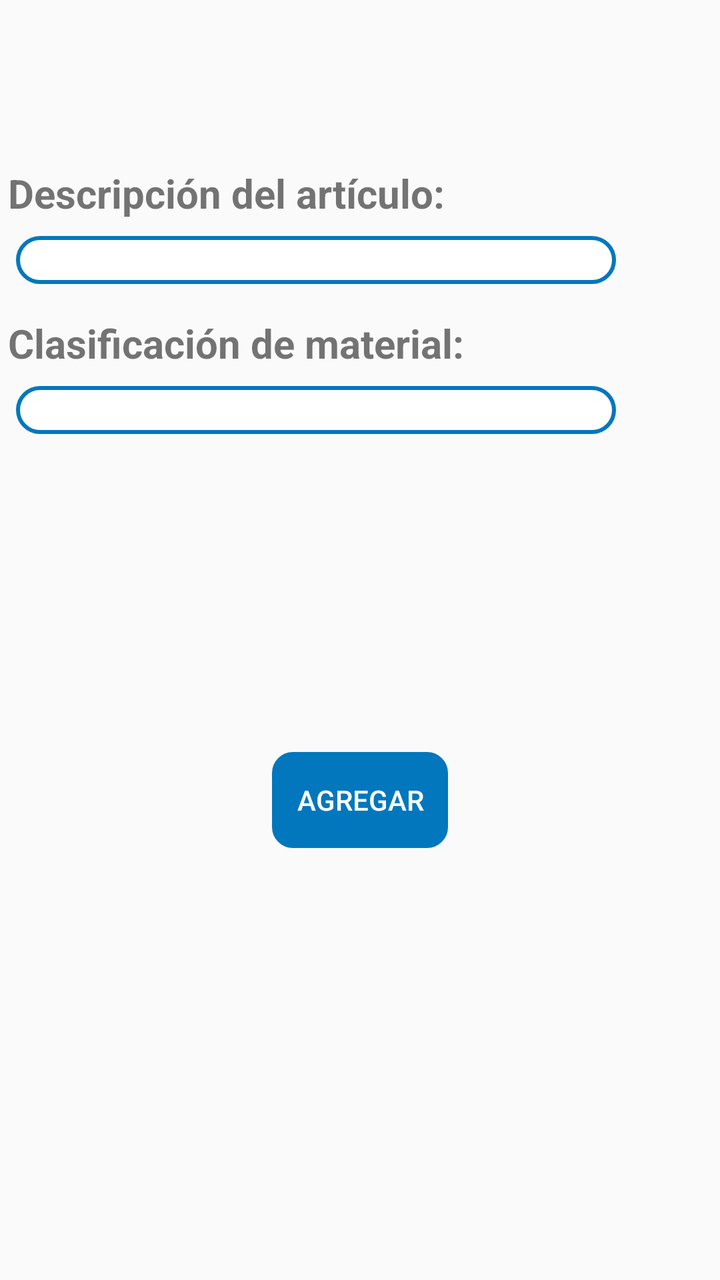
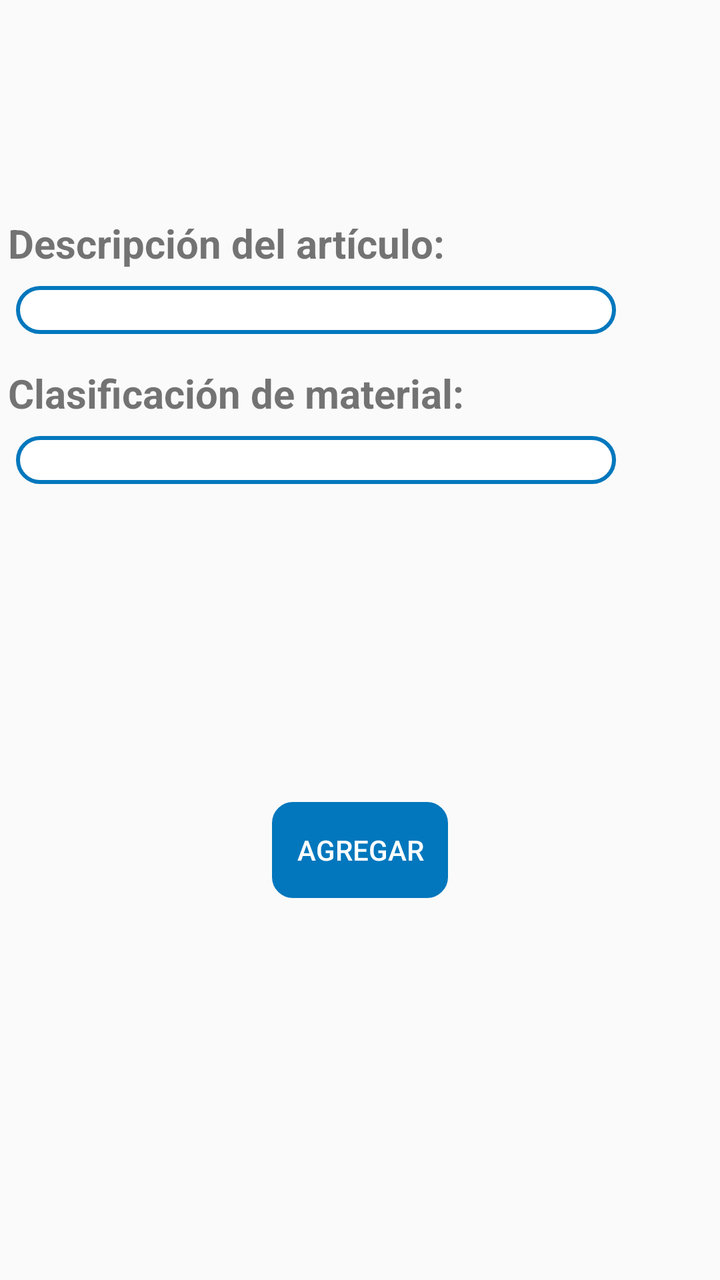

Before-and-after screenshots of an Android layout around one commit, followed by the original layout XML and the change that was made.
<!-- AndroidManifest.xml: application theme AppTheme -->
<!-- res/layout/activity_materiales_reporte.xml -->
<?xml version="1.0" encoding="utf-8"?>
<RelativeLayout xmlns:app="http://schemas.android.com/apk/res-auto"
    xmlns:tools="http://schemas.android.com/tools"
    android:layout_height="wrap_content"
    xmlns:android="http://schemas.android.com/apk/res/android"
    android:layout_width="match_parent"
    >

    <ScrollView
        android:layout_width="match_parent"
        android:layout_height="match_parent"
        android:layout_marginTop="75dp"
        android:fillViewport="true">

        <android.support.constraint.ConstraintLayout
            android:layout_width="match_parent"
            android:layout_height="match_parent"
            android:paddingBottom="8dp"
            app:layout_constraintBottom_toBottomOf="parent"
            app:layout_constraintEnd_toEndOf="parent"
            app:layout_constraintStart_toStartOf="parent"
            app:layout_constraintTop_toTopOf="parent">

            <android.support.constraint.ConstraintLayout
                android:id="@+id/constrain_descargaMaterialesR"
                android:layout_width="match_parent"
                android:layout_height="wrap_content"
                android:layout_marginTop="8dp"
                android:visibility="visible"
                app:layout_constraintEnd_toEndOf="parent"
                app:layout_constraintStart_toStartOf="parent"
                app:layout_constraintTop_toTopOf="parent">

                <TextView
                    android:id="@+id/textView10"
                    android:layout_width="300dp"
                    android:layout_height="wrap_content"
                    android:layout_marginStart="4dp"
                    android:text="@string/descripArticu"
                    android:textSize="20dp"
                    android:textStyle="bold"
                    app:layout_constraintStart_toStartOf="parent"
                    app:layout_constraintTop_toTopOf="parent" />

                <Spinner
                    android:id="@+id/descripcionArticuloDescR"
                    android:layout_width="300dp"
                    android:layout_height="24dp"
                    android:layout_marginStart="8dp"
                    android:layout_marginTop="8dp"
                    android:background="@drawable/disenio_spinner"
                    app:layout_constraintStart_toStartOf="parent"
                    app:layout_constraintTop_toBottomOf="@+id/textView10" />


                <TextView
                    android:id="@+id/textView9"
                    android:layout_width="300dp"
                    android:layout_height="wrap_content"
                    android:layout_marginStart="4dp"
                    android:layout_marginTop="16dp"
                    android:text="@string/clasificacionMate"
                    android:textSize="20dp"
                    android:textStyle="bold"
                    app:layout_constraintStart_toStartOf="parent"
                    app:layout_constraintTop_toBottomOf="@+id/descripcionArticuloDescR" />

                <Spinner
                    android:id="@+id/clasificacionMatDescR"
                    android:layout_width="300dp"
                    android:layout_height="24dp"
                    android:layout_marginStart="8dp"
                    android:layout_marginTop="8dp"
                    android:background="@drawable/disenio_spinner"
                    app:layout_constraintStart_toStartOf="parent"
                    app:layout_constraintTop_toBottomOf="@+id/textView9" />

            </android.support.constraint.ConstraintLayout>

            <android.support.constraint.ConstraintLayout
                android:id="@+id/constrain_ExtencionesR"
                android:layout_width="match_parent"
                android:layout_height="wrap_content"
                android:layout_marginTop="8dp"
                android:visibility="gone"
                app:layout_constraintEnd_toEndOf="parent"
                app:layout_constraintHorizontal_bias="1.0"
                app:layout_constraintStart_toStartOf="parent"
                app:layout_constraintTop_toBottomOf="@+id/constrain_descargaMaterialesR">

                <TextView
                    android:id="@+id/textView11"
                    android:layout_width="300dp"
                    android:layout_height="wrap_content"
                    android:layout_marginStart="4dp"

                    android:layout_marginTop="8dp"
                    android:text="@string/seleccionExt"
                    android:textSize="20dp"
                    android:textStyle="bold"
                    app:layout_constraintStart_toStartOf="parent"
                    app:layout_constraintTop_toTopOf="parent" />

                <Spinner
                    android:id="@+id/extencionesDescargaR"
                    android:layout_width="300dp"
                    android:layout_height="24dp"
                    android:layout_marginStart="8dp"
                    android:layout_marginTop="8dp"
                    android:background="@drawable/disenio_spinner"
                    app:layout_constraintStart_toStartOf="parent"
                    app:layout_constraintTop_toBottomOf="@+id/textView11" />
            </android.support.constraint.ConstraintLayout>

            <android.support.constraint.ConstraintLayout
                android:id="@+id/constrain_CantidadR"
                android:layout_width="match_parent"
                android:layout_height="wrap_content"
                android:layout_marginTop="8dp"
                android:visibility="invisible"
                app:layout_constraintEnd_toEndOf="parent"
                app:layout_constraintHorizontal_bias="0.0"
                app:layout_constraintStart_toStartOf="parent"
                app:layout_constraintTop_toTopOf="@+id/constrain_MetrajeR">

                <TextView
                    android:id="@+id/textView12"
                    android:layout_width="300dp"
                    android:layout_height="wrap_content"
                    android:layout_marginStart="8dp"
                    android:layout_marginTop="8dp"
                    android:text="@string/cantidad"
                    android:textSize="20dp"
                    android:textStyle="bold"
                    app:layout_constraintStart_toStartOf="parent"
                    app:layout_constraintTop_toTopOf="parent" />

                <EditText
                    android:id="@+id/piezaMDR"
                    android:layout_width="300dp"
                    android:layout_height="wrap_content"
                    android:layout_marginStart="8dp"
                    android:layout_marginTop="8dp"
                    android:inputType="number"
                    android:textSize="20dp"
                    app:layout_constraintStart_toStartOf="parent"
                    app:layout_constraintTop_toBottomOf="@+id/textView12" />
            </android.support.constraint.ConstraintLayout>

            <android.support.constraint.ConstraintLayout
                android:id="@+id/constrain_MetrajeR"
                android:layout_width="match_parent"
                android:layout_height="wrap_content"
                android:textSize="20dp"
                android:visibility="invisible"
                app:layout_constraintEnd_toEndOf="parent"
                app:layout_constraintHorizontal_bias="0.0"
                app:layout_constraintStart_toStartOf="parent"
                app:layout_constraintTop_toBottomOf="@+id/constrain_ExtencionesR">

                <TextView
                    android:id="@+id/textView13"
                    android:layout_width="60dp"
                    android:layout_height="wrap_content"
                    android:layout_marginStart="50dp"
                    android:layout_marginTop="8dp"
                    android:text="@string/inicio"
                    android:textSize="20dp"
                    android:textStyle="bold"
                    app:layout_constraintStart_toEndOf="@+id/textView15"
                    app:layout_constraintTop_toTopOf="parent" />

                <TextView
                    android:id="@+id/textView14"
                    android:layout_width="50dp"
                    android:layout_height="wrap_content"
                    android:layout_marginTop="8dp"
                    android:layout_marginEnd="30dp"
                    android:text="@string/fin"
                    android:textSize="20dp"
                    android:textStyle="bold"
                    app:layout_constraintEnd_toEndOf="parent"
                    app:layout_constraintTop_toTopOf="parent" />

                <TextView
                    android:id="@+id/textView15"
                    android:layout_width="70dp"
                    android:layout_height="wrap_content"
                    android:layout_marginStart="8dp"
                    android:layout_marginTop="60dp"
                    android:text="@string/interior"
                    android:textSize="20dp"
                    android:textStyle="bold"
                    app:layout_constraintStart_toStartOf="parent"
                    app:layout_constraintTop_toTopOf="@id/textView13" />

                <TextView
                    android:id="@+id/textView16"
                    android:layout_width="75dp"
                    android:layout_height="wrap_content"
                    android:layout_marginStart="8dp"
                    android:layout_marginTop="50dp"
                    android:text="@string/exterior"
                    android:textSize="20dp"
                    android:textStyle="bold"
                    app:layout_constraintStart_toStartOf="parent"
                    app:layout_constraintTop_toTopOf="@id/textView15" />

                <EditText
                    android:id="@+id/InicialIDMR"
                    android:layout_width="100dp"
                    android:layout_height="wrap_content"
                    android:layout_marginTop="20dp"
                    android:inputType="number"
                    android:textSize="20dp"
                    app:layout_constraintEnd_toEndOf="@+id/textView13"
                    app:layout_constraintStart_toStartOf="@+id/textView13"
                    app:layout_constraintTop_toBottomOf="@+id/textView13" />

                <EditText
                    android:id="@+id/FinalIDMR"
                    android:layout_width="100dp"
                    android:layout_height="wrap_content"
                    android:layout_marginTop="20dp"
                    android:inputType="number"
                    android:textSize="20dp"
                    app:layout_constraintEnd_toEndOf="@+id/textView14"
                    app:layout_constraintStart_toStartOf="@+id/textView14"
                    app:layout_constraintTop_toBottomOf="@+id/textView14" />

                <EditText
                    android:id="@+id/InicialEDMR"
                    android:layout_width="100dp"
                    android:layout_height="wrap_content"
                    android:layout_marginTop="8dp"
                    android:inputType="number"
                    android:textSize="20dp"
                    app:layout_constraintEnd_toEndOf="@+id/textView13"
                    app:layout_constraintStart_toStartOf="@+id/textView13"
                    app:layout_constraintTop_toBottomOf="@+id/InicialIDMR" />

                <EditText
                    android:id="@+id/FinalEDMR"
                    android:layout_width="100dp"
                    android:layout_height="wrap_content"
                    android:layout_marginTop="8dp"
                    android:inputType="number"
                    android:textSize="20dp"
                    app:layout_constraintEnd_toEndOf="@+id/textView14"
                    app:layout_constraintStart_toStartOf="@+id/textView14"
                    app:layout_constraintTop_toBottomOf="@+id/FinalIDMR" />
            </android.support.constraint.ConstraintLayout>

            <Button
                android:id="@+id/agregarMaterialR"
                android:layout_width="88dp"
                android:layout_height="wrap_content"
                android:layout_marginStart="8dp"
                android:layout_marginTop="8dp"
                android:layout_marginEnd="8dp"
                android:textColor="#fff"
                android:background="@drawable/boton"
                android:backgroundTint="@color/colorPrimary"
                android:text="@string/agregar"
                app:layout_constraintEnd_toEndOf="parent"
                app:layout_constraintStart_toStartOf="parent"
                app:layout_constraintTop_toBottomOf="@+id/constrain_MetrajeR" />
            
            <HorizontalScrollView
                android:id="@+id/scrollhorizontalR"
                android:visibility="gone"
                android:layout_width="wrap_content"
                android:layout_height="wrap_content"
                android:layout_marginTop="16dp"
                android:scrollbars="horizontal"
                app:layout_constraintEnd_toEndOf="parent"
                app:layout_constraintStart_toStartOf="parent"
                app:layout_constraintTop_toBottomOf="@+id/agregarMaterialR">

                <LinearLayout
                    android:id="@+id/linearLayoutR"
                    android:layout_width="match_parent"
                    android:layout_height="wrap_content"
                    android:layout_marginTop="8dp"
                    android:orientation="horizontal"
                    app:layout_constraintTop_toBottomOf="@+id/agregarMaterialR">

                    <TableLayout
                        android:id="@+id/tablaR"
                        android:layout_width="wrap_content"
                        android:layout_height="wrap_content"
                        android:visibility="invisible"
                        />
                </LinearLayout>
            </HorizontalScrollView>
        </android.support.constraint.ConstraintLayout>
    </ScrollView>


</RelativeLayout>
<!-- resources referenced by this layout -->
<resources>
  <color name="colorPrimary">#0277BD</color>
  <!-- drawable boton (drawable) -->
  <?xml version="1.0" encoding="utf-8"?>
      <shape xmlns:android="http://schemas.android.com/apk/res/android" android:shape="rectangle">
          <stroke  android:width="1dp"/>
          <corners android:radius="10dp"/>
  
  
      </shape>
  <!-- drawable disenio_spinner (drawable) -->
  <?xml version="1.0" encoding="utf-8"?>
  <selector xmlns:android="http://schemas.android.com/apk/res/android">
          <item>
              <shape>
                  <solid
                      android:color="@color/fondoBlanco">
                  </solid>
  
                  <corners android:radius="15dp" />
  
                  <padding
                      android:bottom="1dp"
                      android:left="2dp"
                      android:right="10dp"
                      android:top="1dp" />
                  <stroke
                      android:width="2dp"
                      android:color="@color/colorPrimary"/>
              </shape>
          </item>
  </selector>
  <string name="agregar">Agregar</string>
  <string name="cantidad">Cantidad:</string>
  <string name="clasificacionMate">Clasificación de material:</string>
  <string name="descripArticu">Descripción del artículo:</string>
  <string name="exterior">Exterior</string>
  <string name="fin">Fin</string>
  <string name="inicio">Inicio</string>
  <string name="interior">Interior</string>
  <string name="seleccionExt">Selecciona la extensión:</string>
  <style name="AppTheme" parent="Theme.AppCompat.Light.DarkActionBar">
          
          <item name="colorPrimary">@color/colorPrimary</item>
          <item name="colorPrimaryDark">@color/colorPrimaryDark</item>
          <item name="colorAccent">@color/colorAccent</item>
          <item name="android:colorForeground">@android:color/background_dark</item>
      </style>
  <color name="fondoBlanco">#fff</color>
  <color name="colorPrimaryDark">#004C8C</color>
  <color name="colorAccent">#0000FF</color>
</resources>

<!-- the commit's change to res/layout/activity_materiales_reporte.xml (unified diff, before → after) -->
@@ -9,7 +9,7 @@
     <ScrollView
         android:layout_width="match_parent"
         android:layout_height="match_parent"
-        android:layout_marginTop="75dp"
+        android:layout_marginTop="100dp"
         android:fillViewport="true">
 
         <android.support.constraint.ConstraintLayout
